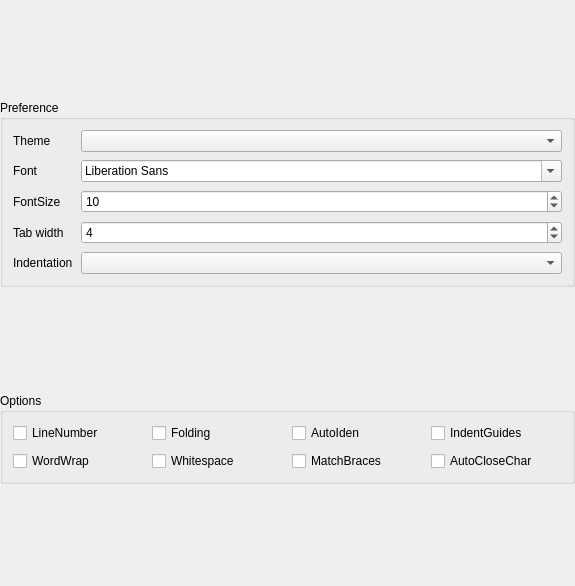
Qt form src/settings/qeditconfig.ui (Wing-summer/WingHexExplorer2) before a commit.
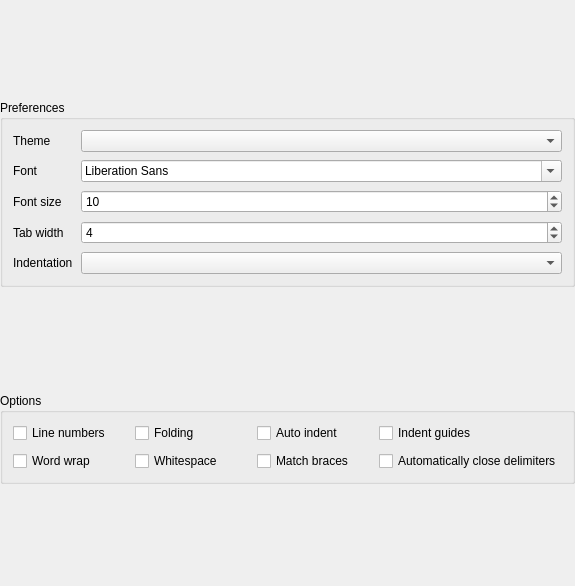
The same form after that commit.

```diff
--- a/src/settings/qeditconfig.ui
+++ b/src/settings/qeditconfig.ui
@@ -35,7 +35,7 @@
       </sizepolicy>
      </property>
      <property name="title">
-      <string>Preference</string>
+      <string>Preferences</string>
      </property>
      <layout class="QFormLayout" name="formLayout">
       <property name="sizeConstraint">
@@ -72,7 +72,7 @@
       <item row="2" column="0">
        <widget class="QLabel" name="label_2">
         <property name="text">
-         <string>FontSize</string>
+         <string>Font size</string>
         </property>
        </widget>
       </item>
@@ -192,7 +192,7 @@
       <item row="0" column="0">
        <widget class="QCheckBox" name="chkShowLineNumber">
         <property name="text">
-         <string>LineNumber</string>
+         <string>Line numbers</string>
         </property>
         <property name="checked">
          <bool>false</bool>
@@ -202,7 +202,7 @@
       <item row="2" column="0">
        <widget class="QCheckBox" name="chkWordWrap">
         <property name="text">
-         <string>WordWrap</string>
+         <string>Word wrap</string>
         </property>
         <property name="checked">
          <bool>false</bool>
@@ -222,7 +222,7 @@
       <item row="2" column="3">
        <widget class="QCheckBox" name="chkAutoCloseChar">
         <property name="text">
-         <string>AutoCloseChar</string>
+         <string>Automatically close delimiters</string>
         </property>
         <property name="checked">
          <bool>false</bool>
@@ -242,7 +242,7 @@
       <item row="0" column="2">
        <widget class="QCheckBox" name="chkAutoIden">
         <property name="text">
-         <string>AutoIden</string>
+         <string>Auto indent</string>
         </property>
         <property name="checked">
          <bool>false</bool>
@@ -252,7 +252,7 @@
       <item row="0" column="3">
        <widget class="QCheckBox" name="chkShowIndentGuides">
         <property name="text">
-         <string>IndentGuides</string>
+         <string>Indent guides</string>
         </property>
         <property name="checked">
          <bool>false</bool>
@@ -262,7 +262,7 @@
       <item row="2" column="2">
        <widget class="QCheckBox" name="chkMatchBraces">
         <property name="text">
-         <string>MatchBraces</string>
+         <string>Match braces</string>
         </property>
         <property name="checked">
          <bool>false</bool>
```
